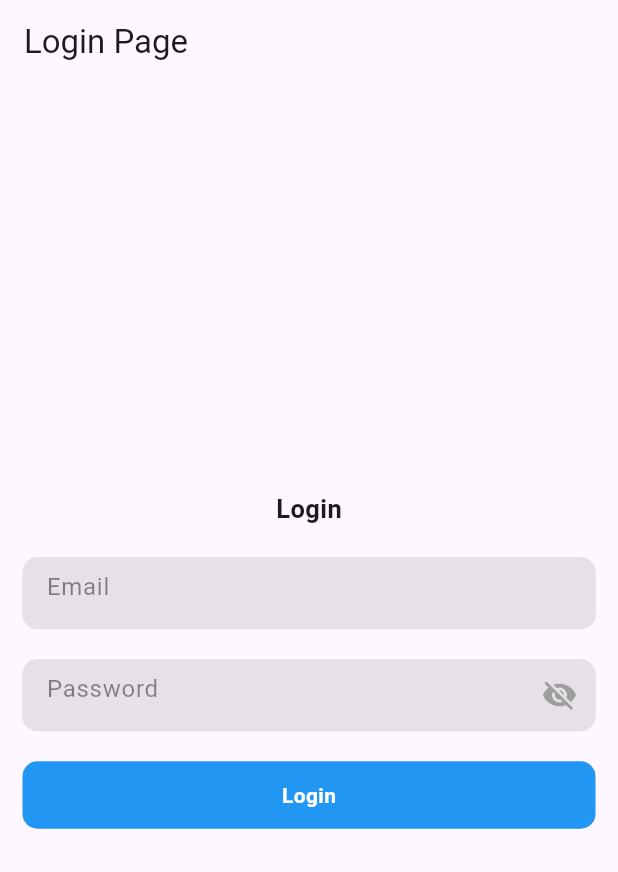
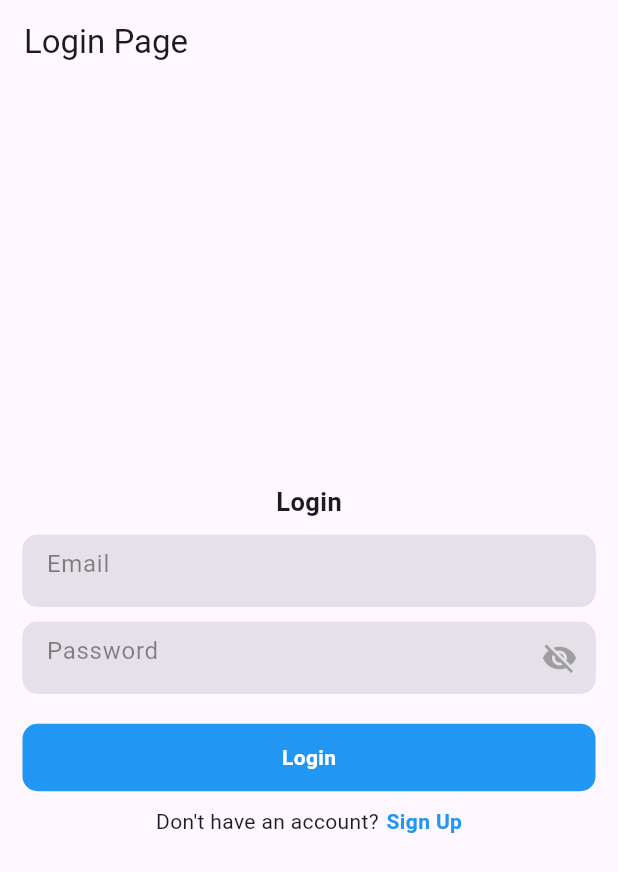
Before and after one commit to edg35/aroma, a Flutter app: the screen it shows after launch, on a phone screen of 412 x 824 dp. Shown: the top 872 px of the screen. Run offline on Flutter 3.47's test engine with Material 3 defaults, Android fonts, the light colour scheme and no system bars; our stand-ins replace firebase_core; accounts and stored records are empty.

Commit message:
login and signup ui

```diff
--- a/aroma_app/aroma_flutter/lib/features/user_auth/presentation/pages/login_page.dart
+++ b/aroma_app/aroma_flutter/lib/features/user_auth/presentation/pages/login_page.dart
@@ -1,3 +1,5 @@
+import 'package:aroma_flutter/features/user_auth/presentation/pages/home_page.dart';
+import 'package:aroma_flutter/features/user_auth/presentation/pages/signup_page.dart';
 import 'package:aroma_flutter/features/user_auth/presentation/widgets/form_container_widget.dart';
 import 'package:flutter/material.dart';
 
@@ -21,14 +23,14 @@ class LoginPage extends StatelessWidget {
                 style: TextStyle(fontSize: 17, fontWeight: FontWeight.bold),
               ),
               const SizedBox(
-                  height: 20,
+                height: 10,
               ),
               const FormContainerWidget(
                 hintText: 'Email',
                 isPasswordField: false,
               ),
               const SizedBox(
-                  height: 20,
+                height: 10,
               ),
               const FormContainerWidget(
                 hintText: 'Password',
@@ -37,7 +39,14 @@ class LoginPage extends StatelessWidget {
               const SizedBox(
                 height: 20,
               ),
-                Container(
+              GestureDetector(
+                onTap: () {
+                  Navigator.push(
+                      context,
+                      MaterialPageRoute(
+                          builder: (context) => const HomePage()));
+                },
+                child: Container(
                     width: double.infinity,
                     height: 45,
                     decoration: BoxDecoration(
@@ -51,9 +60,40 @@ class LoginPage extends StatelessWidget {
                             color: Colors.white, fontWeight: FontWeight.bold),
                       ),
                     )),
+              ),
+              const SizedBox(
+                height: 10,
+              ),
+              Row(
+                mainAxisAlignment: MainAxisAlignment.center,
+                children: [
+                  const Text("Don't have an account?"),
+                  const SizedBox(
+                    width: 5,
+                  ),
+                  GestureDetector(
+                    onTap: () {
+                      Navigator.pushAndRemoveUntil(
+                        context,
+                        MaterialPageRoute(
+                            builder: (context) => const SignUpPage()),
+                        (route) => false,
+                      );
+                    },
+                    child: const Text(
+                      "Sign Up",
+                      style: TextStyle(
+                        color: Colors.blue,
+                        fontWeight: FontWeight.bold,
+                      ),
+                    ),
+                  )
+                ],
+              ),
             ],
           ),
         ),
-        ));
+      ),
+    );
   }
 }
--- a/aroma_app/aroma_flutter/lib/main.dart
+++ b/aroma_app/aroma_flutter/lib/main.dart
@@ -8,11 +8,12 @@ Future main() async {
   WidgetsFlutterBinding.ensureInitialized();
   if (kIsWeb) {
     await Firebase.initializeApp(
-        options: const FirebaseOptions(
-            apiKey: "AIzaSyD5Qizoen23Hz_p1Z12h6aEH98Dsy0oGBw",
-            appId: "1:88827827665:web:a9a3a21290535ed75bfcf0",
-            messagingSenderId: "88827827665",
-            projectId: "aroma-backend"));
+      options: const FirebaseOptions(
+          apiKey: "AIzaSyD5Qizoen23Hz_p1Z12h6aEH98Dsy0oGBw",
+          appId: "1:88827827665:web:a9a3a21290535ed75bfcf0",
+          messagingSenderId: "88827827665",
+          projectId: "aroma-backend"),
+    );
   }
   runApp(const MyApp());
 }
@@ -25,6 +26,7 @@ class MyApp extends StatelessWidget {
   Widget build(BuildContext context) {
     return const MaterialApp(
         title: 'Flutter Demo',
+        debugShowCheckedModeBanner: false,
         home: SplashScreen(
           child: LoginPage(),
         ));
```
Also changed, not shown: aroma_app/aroma_flutter/lib/features/user_auth/presentation/pages/home_page.dart (added, +20 -0 lines), aroma_app/aroma_flutter/lib/features/user_auth/presentation/pages/signup_page.dart (added, +91 -0 lines). Lines whose indentation alone changed are shown as unchanged.
